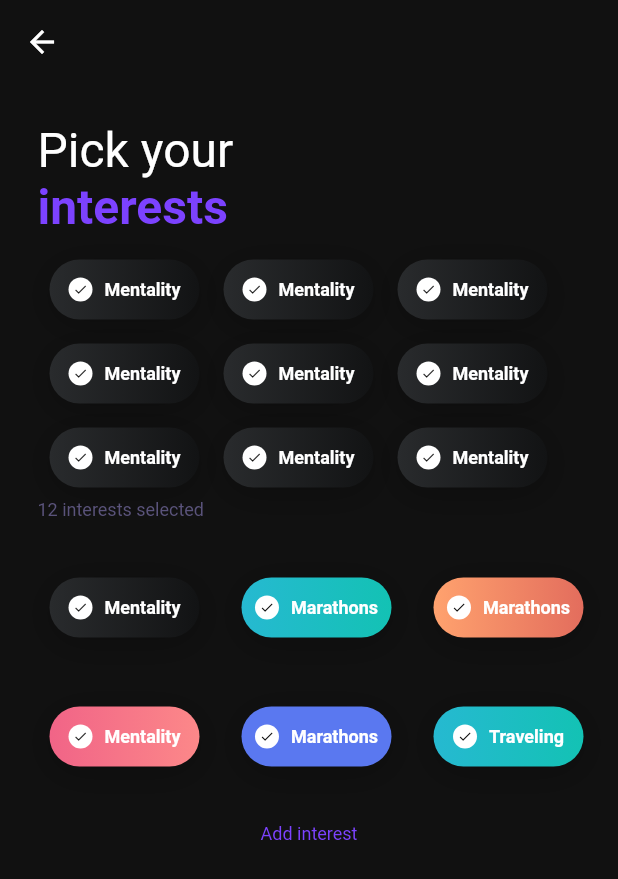
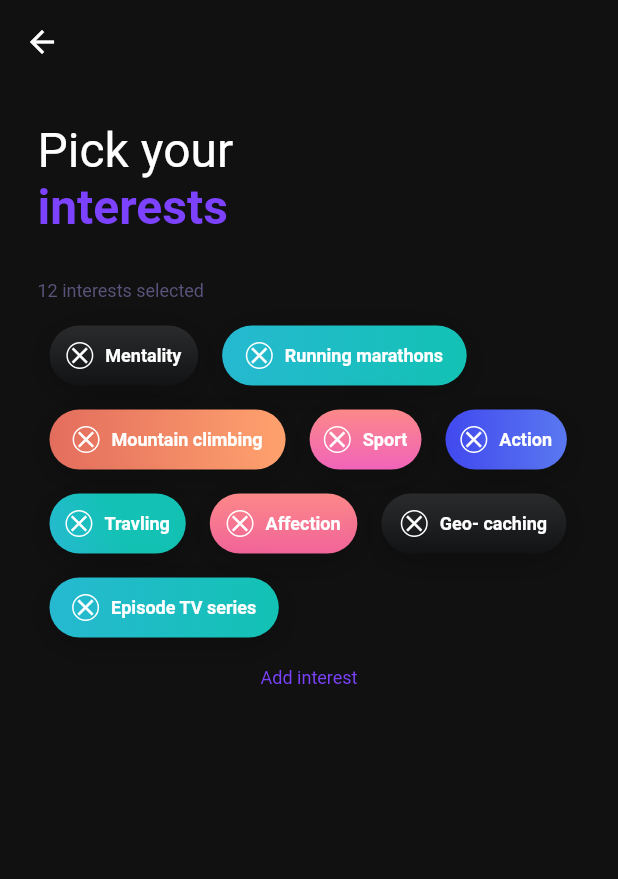
Before and after one commit to kalimullahdev/judy, a Flutter app: the ChooseInterestScreen screen opened directly, on a phone screen of 412 x 824 dp. Shown: the top 879 px of the screen. Run offline on Flutter 3.47's test engine with Material 2 defaults, Android fonts, the phone set to English and light mode, and no system bars; our stand-ins replace flutter_svg, font_awesome_flutter, pin_code_fields; missing offline and left inert: proste_bezier_curve.

Commit message:
pick interest completed

```diff
--- a/lib/presentation/base/choice_widget.dart
+++ b/lib/presentation/base/choice_widget.dart
@@ -1,4 +1,14 @@
 import 'package:flutter/material.dart';
+import 'package:judy_flutter_ui/utill/color_resources.dart';
+
+Size _textSize(String text, TextStyle style) {
+  final TextPainter textPainter = TextPainter(
+      text: TextSpan(text: text, style: style),
+      maxLines: 1,
+      textDirection: TextDirection.ltr)
+    ..layout(minWidth: 0, maxWidth: double.infinity);
+  return textPainter.size;
+}
 
 class ChoiceWidget extends StatelessWidget {
   final String text;
@@ -7,8 +17,6 @@ class ChoiceWidget extends StatelessWidget {
   final Color? textColor;
   final Color? iconColor;
   final bool showCheckAtTrailing;
-  final void Function()? onSelected;
-
   const ChoiceWidget({
     Key? key,
     required this.text,
@@ -17,13 +25,20 @@ class ChoiceWidget extends StatelessWidget {
     this.textColor,
     this.showCheckAtTrailing = false,
     this.iconColor,
-    this.onSelected,
   }) : super(key: key);
 
   @override
   Widget build(BuildContext context) {
     return Container(
-      width: 100,
+      width: _textSize(
+            text,
+            TextStyle(
+              color: textColor ?? Colors.black,
+              fontWeight:
+                  textColor != null ? FontWeight.bold : FontWeight.normal,
+            ),
+          ).width +
+          40,
       height: 40,
       margin: const EdgeInsets.all(8),
       decoration: BoxDecoration(
@@ -47,6 +62,7 @@ class ChoiceWidget extends StatelessWidget {
       child: showCheckAtTrailing
           ? Row(
               mainAxisAlignment: MainAxisAlignment.center,
+              mainAxisSize: MainAxisSize.min,
               children: [
                 Text(
                   "${text[0].toUpperCase()}${text.substring(1)}",
@@ -61,21 +77,15 @@ class ChoiceWidget extends StatelessWidget {
                     ? CircleAvatar(
                         backgroundColor: textColor ?? Colors.green,
                         radius: 8,
-                        child: IconButton(
-                          padding: EdgeInsets.zero,
-                          icon: Icon(
-                            Icons.check,
-                            color: iconColor ?? Colors.white,
-                            size: 10,
-                          ),
+                        child: Icon(
+                          Icons.check,
                           color: iconColor ?? Colors.white,
-                          onPressed: onSelected ?? () {},
-                        ),
-                      )
+                          size: 10,
+                        ))
                     : Icon(
                         Icons.radio_button_unchecked,
                         size: 18,
-                        color: iconColor ?? Colors.black,
+                        color: iconColor ?? Colors.white,
                       ),
               ],
             )
@@ -86,21 +96,24 @@ class ChoiceWidget extends StatelessWidget {
                     ? CircleAvatar(
                         backgroundColor: textColor ?? Colors.green,
                         radius: 8,
-                        child: IconButton(
-                          padding: EdgeInsets.zero,
-                          icon: Icon(
-                            Icons.check,
-                            color: iconColor ?? Colors.white,
-                            size: 10,
-                          ),
-                          color: iconColor ?? Colors.white,
-                          onPressed: () {},
+                        child: Icon(
+                          Icons.check,
+                          color: iconColor ?? Colors.black,
+                          size: 10,
                         ),
                       )
-                    : Icon(
-                        Icons.radio_button_unchecked,
-                        size: 18,
-                        color: iconColor ?? Colors.black,
+                    : DecoratedBox(
+                        decoration: BoxDecoration(
+                          border: Border.all(
+                            color: ColorResources.whiteColor,
+                          ),
+                          borderRadius: BorderRadius.circular(12),
+                        ),
+                        child: Icon(
+                          Icons.close,
+                          size: 18,
+                          color: iconColor ?? Colors.white,
+                        ),
                       ),
                 const SizedBox(width: 8),
                 Text(
--- a/lib/presentation/screens/choose_interest.dart
+++ b/lib/presentation/screens/choose_interest.dart
@@ -1,9 +1,7 @@
 import 'package:flutter/material.dart';
 import 'package:judy_flutter_ui/presentation/base/choice_widget.dart';
-import 'package:judy_flutter_ui/presentation/screens/choose_course.dart';
 import 'package:judy_flutter_ui/utill/color_resources.dart';
 import 'package:judy_flutter_ui/utill/dimensions.dart';
-import 'package:judy_flutter_ui/utill/nav.dart';
 
 // final List<bool> insterestList = [];
 Map<String, bool> interestMap = <String, bool>{
@@ -116,7 +114,7 @@ class _ChooseInterestScreenState extends State<ChooseInterestScreen> {
         ),
       ),
       body: GestureDetector(
-        onTap: () => Nav.push(context, const ChooseCourse()),
+        // onTap: () => Nav.push(context, const ChooseCourse()),
         child: Center(
           child: ListView(
             padding: const EdgeInsets.all(Dimensions.PADDING_SIZE_EXTRA_LARGE),
@@ -138,6 +136,11 @@ class _ChooseInterestScreenState extends State<ChooseInterestScreen> {
                   ],
                 ),
               ),
+              const SizedBox(height: 30),
+              const Text(
+                "12 interests selected ",
+                style: TextStyle(color: Color(0xff5A537B)),
+              ),
               const SizedBox(height: 8),
               Wrap(
                 children: List<Widget>.generate(
@@ -149,149 +152,26 @@ class _ChooseInterestScreenState extends State<ChooseInterestScreen> {
                         ? idx % gradientList.length
                         : idx;
 
-                    return const ChoiceWidget(
-                      text: "Mentality",
-                      textColor: Colors.white,
-                      linearGradient: LinearGradient(
-                        colors: [
-                          Color(0xff292B2D),
-                          Color(0xff121314),
-                        ],
+                    return GestureDetector(
+                      onTap: () {
+                        setState(() {
+                          interestMap[interestMap.keys.toList()[idx]] =
+                              !interestMap.values.toList()[idx];
+                        });
+                      },
+                      child: ChoiceWidget(
+                        text: interestMap.keys.toList()[idx],
+                        textColor: Colors.white,
+                        linearGradient: gradientList[gradientIndex],
+
+                        isChecked: interestMap.values.toList()[idx],
+                        // isChecked: true,
                       ),
-                      iconColor: Colors.black,
-                      isChecked: true,
                     );
-                    //  Padding(
-                    //   padding: const EdgeInsets.all(8.0),
-                    //   child: Container(
-                    //     width: 30,
-                    //     height: 20,
-                    //     color: ColorResources.greyColor,
-                    //   ),
-                    // );
-                    //  Padding(
-                    //   padding: const EdgeInsets.symmetric(horizontal: 8.0),
-                    //   child: ChoiceWidget(
-                    //     text: listKey,
-                    //     textColor: Colors.white,
-                    //     linearGradient: gradientList[gradientIndex],
-                    //     iconColor: Colors.black,
-                    //     isChecked: listValue,
-                    //     onSelected: () {
-                    //       setState(() {
-                    //         interestMap[interestMap.keys.toList()[idx]] =
-                    //             interestMap.values.toList()[idx];
-                    //       });
-                    //     },
-                    //   ),
-                    //   // ChoiceChip(
-                    //   //   selectedColor: ColorResources.greyColor,
-                    //   //   label: Text(interestMap.keys.toList()[idx]),
-                    //   //   selected: interestMap.values.toList()[idx],
-                    //   //   onSelected: (bool selected) {
-                    //   //     setState(() {
-                    //   //       interestMap[interestMap.keys.toList()[idx]] =
-                    //   //           interestMap.values.toList()[idx];
-                    //   //     });
-                    //   //   },
-                    //   // ),
-                    // );
                   },
                 ).toList(),
               ),
-              const Text(
-                "12 interests selected ",
-                style: TextStyle(color: Color(0xff5A537B)),
-              ),
-              const SizedBox(height: 30),
-              Row(
-                children: const [
-                  ChoiceWidget(
-                    text: "Mentality",
-                    textColor: Colors.white,
-                    linearGradient: LinearGradient(
-                      colors: [
-                        Color(0xff292B2D),
-                        Color(0xff121314),
-                      ],
-                    ),
-                    iconColor: Colors.black,
-                    isChecked: true,
-                  ),
-                  SizedBox(width: 12),
-                  ChoiceWidget(
-                    text: "Marathons",
-                    textColor: Colors.white,
-                    linearGradient: LinearGradient(
-                      colors: [
-                        Color(0xff26B9D1),
-                        Color(0xff13C2B4),
-                      ],
-                    ),
-                    iconColor: Colors.black,
-                    isChecked: true,
-                  ),
-                  SizedBox(width: 12),
-                  ChoiceWidget(
-                    text: "Marathons",
-                    textColor: Colors.white,
-                    linearGradient: LinearGradient(
-                      colors: [
-                        Color(0xffFFA26E),
-                        Color(0xffE36D5D),
-                      ],
-                    ),
-                    iconColor: Colors.black,
-                    isChecked: true,
-                  ),
-                ],
-              ),
-              const SizedBox(
-                height: 30,
-              ),
-              Row(
-                children: const [
-                  ChoiceWidget(
-                    text: "Mentality",
-                    textColor: Colors.white,
-                    linearGradient: LinearGradient(
-                      colors: [
-                        Color(0xffF16487),
-                        Color(0xffFC8889),
-                      ],
-                    ),
-                    iconColor: Colors.black,
-                    isChecked: true,
-                  ),
-                  SizedBox(width: 12),
-                  ChoiceWidget(
-                    text: "Marathons",
-                    textColor: Colors.white,
-                    linearGradient: LinearGradient(
-                      colors: [
-                        Color(0xff5A78F0),
-                        Color(0xff5A78F0),
-                      ],
-                    ),
-                    iconColor: Colors.black,
-                    isChecked: true,
-                  ),
-                  SizedBox(width: 12),
-                  ChoiceWidget(
-                    text: "Traveling",
-                    textColor: Colors.white,
-                    linearGradient: LinearGradient(
-                      colors: [
-                        Color(0xff26B9D1),
-                        Color(0xff13C2B4),
-                      ],
-                    ),
-                    iconColor: Colors.black,
-                    isChecked: true,
-                  ),
-                ],
-              ),
-              const SizedBox(height: 30),
+              const SizedBox(height: 12),
               const Center(
                 child: Text(
                   "Add interest",
```
